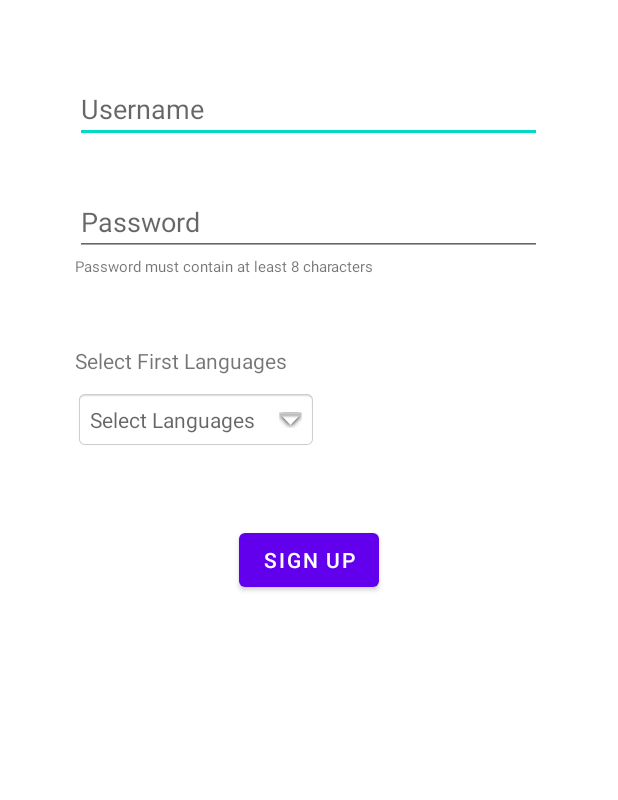
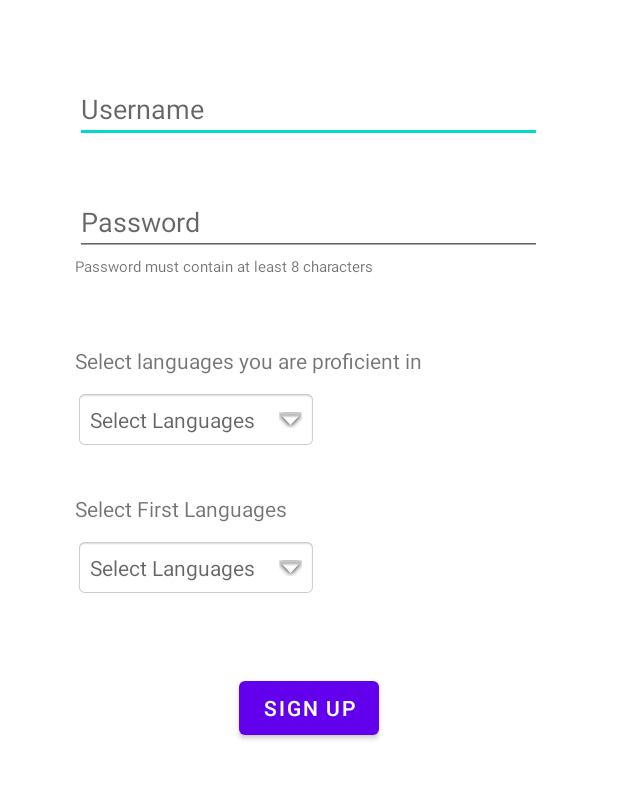
Before and after one commit to RafaelHinojosa/Duce, an Android app: the SignupActivity screen opened directly, with no data from a screen before it, on a phone screen of 412 x 824 dp, the part 315-1115 px from its top. Run offline under Robolectric (Android 15) with nearby library versions, the phone set to English and light mode, and no system bars; libraries missing offline, so code that uses them is left out: com.parse; 5 statements that could not run were skipped.

Commit message:
Sign Up: User can Select Languages of Interest

```diff
--- a/app/src/main/res/layout/signup_activity.xml
+++ b/app/src/main/res/layout/signup_activity.xml
@@ -80,7 +80,7 @@
         android:layout_below="@+id/etPassword"
         android:layout_alignStart="@+id/etPassword"
         android:layout_marginTop="60dp"
-        android:text="@string/select_first_languages"
+        android:text="@string/select_proficient_languages"
         />
 
     <!-- Select First Language -->
@@ -100,13 +100,41 @@
         android:maxLines="3"
         />
 
+    <!-- Select Interests -->
+    <TextView
+        android:id="@+id/tvSelectInterests"
+        android:layout_width="wrap_content"
+        android:layout_height="wrap_content"
+        android:layout_below="@+id/tvFirstLanguage"
+        android:layout_alignStart="@+id/etPassword"
+        android:layout_marginTop="30dp"
+        android:text="@string/select_first_languages"
+        />
+
+    <!-- Select Interests -->
+    <TextView
+        android:id="@+id/tvInterests"
+        android:layout_width="wrap_content"
+        android:layout_height="wrap_content"
+        android:layout_below="@+id/tvSelectInterests"
+        android:layout_alignStart="@+id/tvSelectInterests"
+        android:layout_centerHorizontal="true"
+        android:layout_marginTop="10dp"
+        android:padding="10dp"
+        android:drawablePadding="16dp"
+        android:hint="@string/select_languages"
+        android:drawableEnd="@android:drawable/arrow_down_float"
+        android:background="@android:drawable/editbox_background"
+        android:maxLines="3"
+        />
+
     <!-- Sign up -->
     <Button
         android:id="@+id/btnSignUp"
         android:layout_width="wrap_content"
         android:layout_height="wrap_content"
         android:layout_centerHorizontal="true"
-        android:layout_below="@id/tvFirstLanguage"
+        android:layout_below="@id/tvInterests"
         android:layout_marginTop="50dp"
         android:text="@string/signup"
         />
--- a/app/src/main/res/values/strings.xml
+++ b/app/src/main/res/values/strings.xml
@@ -468,4 +468,5 @@
     <string name="back">Back</string>
     <string name="select_help">Click on Settings mesh to select a language</string>
     <string name="no_users_found">No users were found in your search</string>
+    <string name="select_proficient_languages">Select languages you are proficient in</string>
 </resources>
```
Also changed, not shown: app/src/main/java/duce/SignupActivity.java (+69 -7 lines).
